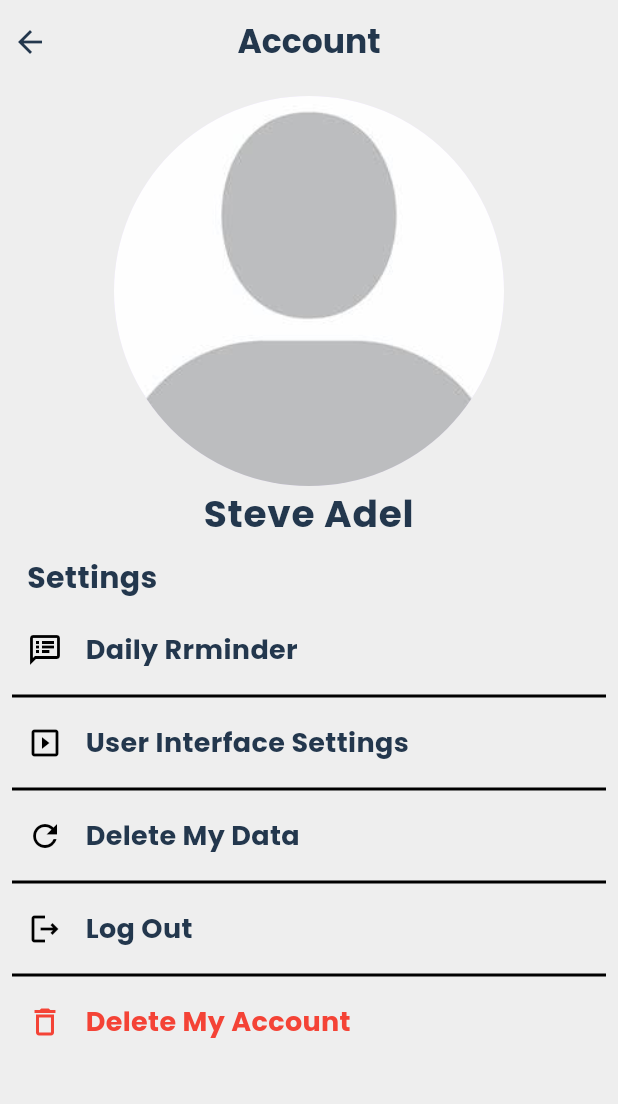
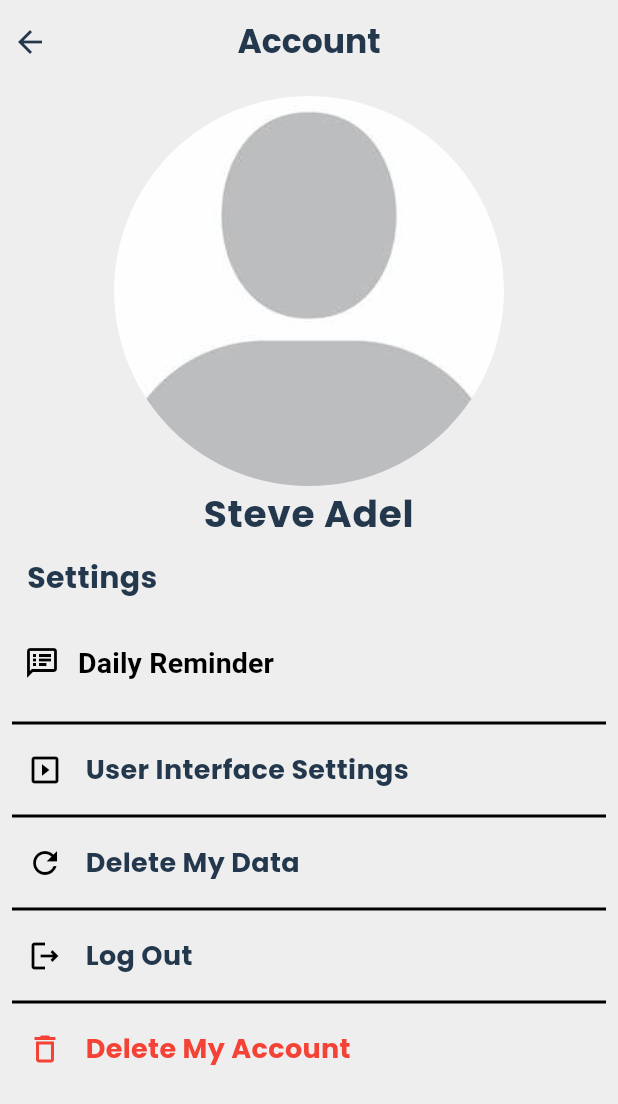
Before and after one commit to SteveAdel1/Smoking_addiction_treatment_app, a Flutter app: the AccountView screen opened by its route, on a phone screen of 412 x 824 dp. Shown: the top 1104 px of the screen. Run offline on Flutter 3.47's test engine with Material 3 defaults, Android fonts, the phone set to English and light mode, and no system bars; our stand-ins replace animated_custom_dropdown, flutter_bloc, hive, table_calendar; missing offline and left inert: day_night_time_picker; accounts and stored records are empty.

Commit message:
-finish date packer

```diff
--- a/lib/pages/account/pages/account_view.dart
+++ b/lib/pages/account/pages/account_view.dart
@@ -1,14 +1,24 @@
 import 'package:app/config/constants/constants.dart';
+import 'package:app/config/widgets/setting_bottom.dart';
 import 'package:app/pages/account/widgets/account_items.dart';
+import 'package:day_night_time_picker/lib/daynight_timepicker.dart';
+import 'package:day_night_time_picker/lib/state/time.dart';
 import 'package:flutter/material.dart';
 import 'package:flutter_bloc/flutter_bloc.dart';
 import '../../settings/view_model/settings_cubit.dart';
 
-class AccountView extends StatelessWidget {
+class AccountView extends StatefulWidget {
   const AccountView({super.key});
 
   @override
+  State<AccountView> createState() => _AccountViewState();
+}
+
+class _AccountViewState extends State<AccountView> {
+  @override
   Widget build(BuildContext context) {
+    Time _time = Time(hour: 11, minute: 30, second: 20);
+
     return Scaffold(
       appBar: AppBar(
         leadingWidth: 15,
@@ -21,9 +31,8 @@ class AccountView extends StatelessWidget {
           children: [
             CircleAvatar(
               radius: 130,
-             // maxRadius: 100,
+              // maxRadius: 100,
               backgroundImage: AssetImage("assets/images/profile.jpg"),
-
             ),
             Text(
               "Steve Adel",
@@ -36,33 +45,87 @@ class AccountView extends StatelessWidget {
                   "Settings",
                   style: Constants.theme.textTheme.bodyMedium,
                 )),
-            AccountItems(
-                child: Icon(Icons.speaker_notes_outlined,
-                    color:BlocProvider.of<SettingsCubit>(context).state.isDarkMode ?
-                Colors.white : Colors.black),
-                text: "Daily Rrminder"),
-            Divider(
+            Padding(
+              padding: const EdgeInsets.all(8.0),
+              child: Row(
+                children: [
+                  Icon(Icons.speaker_notes_outlined,
+                      color: BlocProvider.of<SettingsCubit>(context)
+                              .state
+                              .isDarkMode
+                          ? Colors.white
+                          : Colors.black),
+                  TextButton(
+                    onPressed: () {
+                      Navigator.of(context).push(
+                        showPicker(
+                          context: context,
+                          value: _time,
+                          sunrise: TimeOfDay(hour: 6, minute: 0), // optional
+                          sunset: TimeOfDay(hour: 18, minute: 0), // optional
+                          duskSpanInMinutes: 120, // optional
+                          onChange: (p0) {},
+                        ),
+                      );
+                    },
+                    child: Text(
+                      "Daily Reminder",
+                      style: TextStyle(
+                          fontSize: 19,
+                          fontWeight: FontWeight.w700,
+                          color: BlocProvider.of<SettingsCubit>(context)
+                                  .state
+                                  .isDarkMode
+                              ? Colors.white
+                              : Colors.black),
+                    ),
+                  ),
+                ],
+              ),
+            ),
+           const Divider(
+              color: Colors.black,
+              thickness: 2,
+            ),
+            InkWell(
+              onTap: () {
+                showModalBottomSheet(
+                    backgroundColor: Colors.transparent,
+                    context: context,
+                    builder: (context) => SettingButton());
+              },
+              child: AccountItems(
+                  child: Icon(Icons.slideshow,
+                      color: BlocProvider.of<SettingsCubit>(context)
+                              .state
+                              .isDarkMode
+                          ? Colors.white
+                          : Colors.black),
+                  text: "User Interface Settings"),
+            ),
+           const Divider(
               color: Colors.black,
               thickness: 2,
             ),
             AccountItems(
-                child: Icon(Icons.slideshow,color:BlocProvider.of<SettingsCubit>(context).state.isDarkMode ?
-                Colors.white : Colors.black), text: "User Interface Settings"),
-            Divider(
+                child: Icon(Icons.refresh_outlined,
+                    color:
+                        BlocProvider.of<SettingsCubit>(context).state.isDarkMode
+                            ? Colors.white
+                            : Colors.black),
+                text: "Delete My Data"),
+           const Divider(
               color: Colors.black,
               thickness: 2,
             ),
             AccountItems(
-                child: Icon(Icons.refresh_outlined,color:BlocProvider.of<SettingsCubit>(context).state.isDarkMode ?
-                Colors.white : Colors.black), text: "Delete My Data"),
-            Divider(
-              color: Colors.black,
-              thickness: 2,
-            ),
-            AccountItems(child:
-            Icon(Icons.logout_outlined,color:BlocProvider.of<SettingsCubit>(context).state.isDarkMode ?
-            Colors.white : Colors.black), text: "Log Out"),
-            Divider(
+                child: Icon(Icons.logout_outlined,
+                    color:
+                        BlocProvider.of<SettingsCubit>(context).state.isDarkMode
+                            ? Colors.white
+                            : Colors.black),
+                text: "Log Out"),
+           const Divider(
               color: Colors.black,
               thickness: 2,
             ),
@@ -72,18 +135,18 @@ class AccountView extends StatelessWidget {
                 children: [
                   Container(
                     padding: EdgeInsets.only(right: 15),
-                    child: Icon(
+                    child:const Icon(
                       Icons.delete_outline,
                       color: Colors.red,
                     ),
                   ),
-                  Text(
+                const  Text(
                     "Delete My Account",
                     style: TextStyle(
                         fontSize: 18,
                         fontWeight: FontWeight.w700,
                         color: Colors.red),
-                  )
+                  ),
                 ],
               ),
             )
--- a/pubspec.yaml
+++ b/pubspec.yaml
@@ -40,6 +40,7 @@ dependencies:
   animated_custom_dropdown: 3.0.0
   hive: ^2.2.3
   hive_flutter: ^1.1.0
+  day_night_time_picker: ^1.3.1
 
 
 dev_dependencies:
```
Also changed, not shown: lib/pages/following/pages/following_view.dart (+17 -13 lines), lib/pages/home/pages/home_view.dart (+10 -3 lines), lib/pages/settings/pages/settings_view.dart (+1 -63 lines), pubspec.lock.
